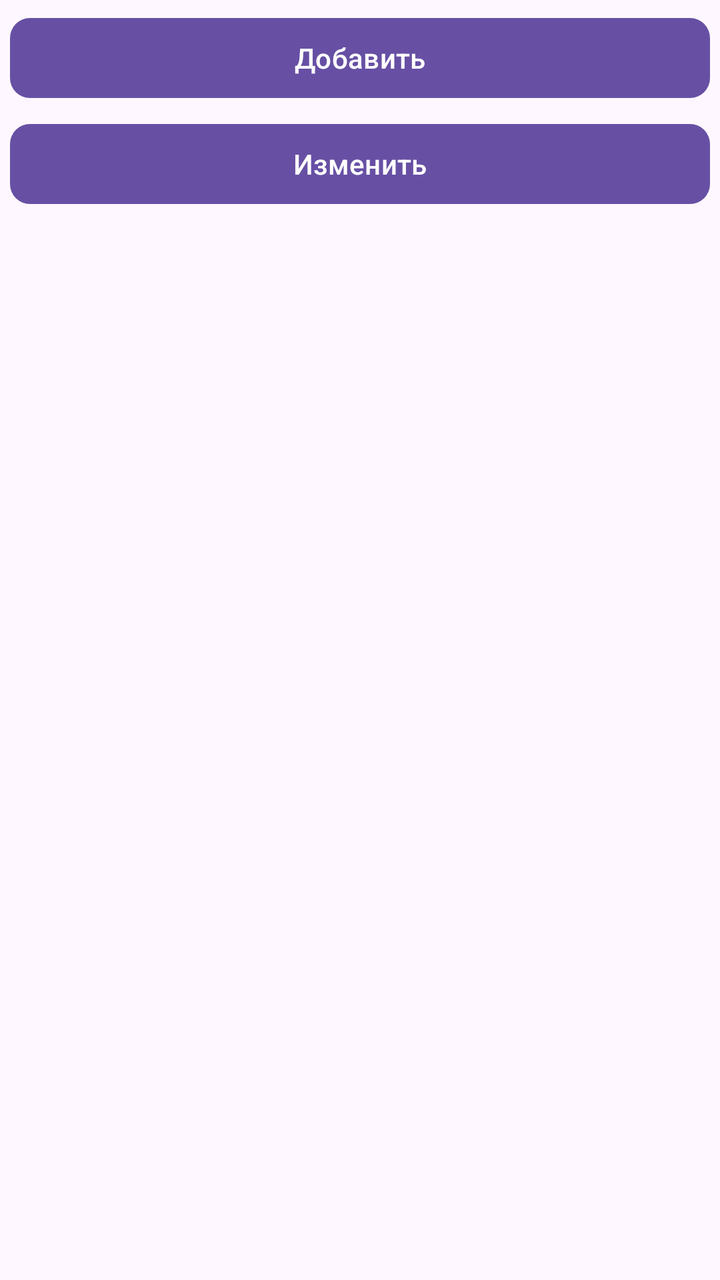
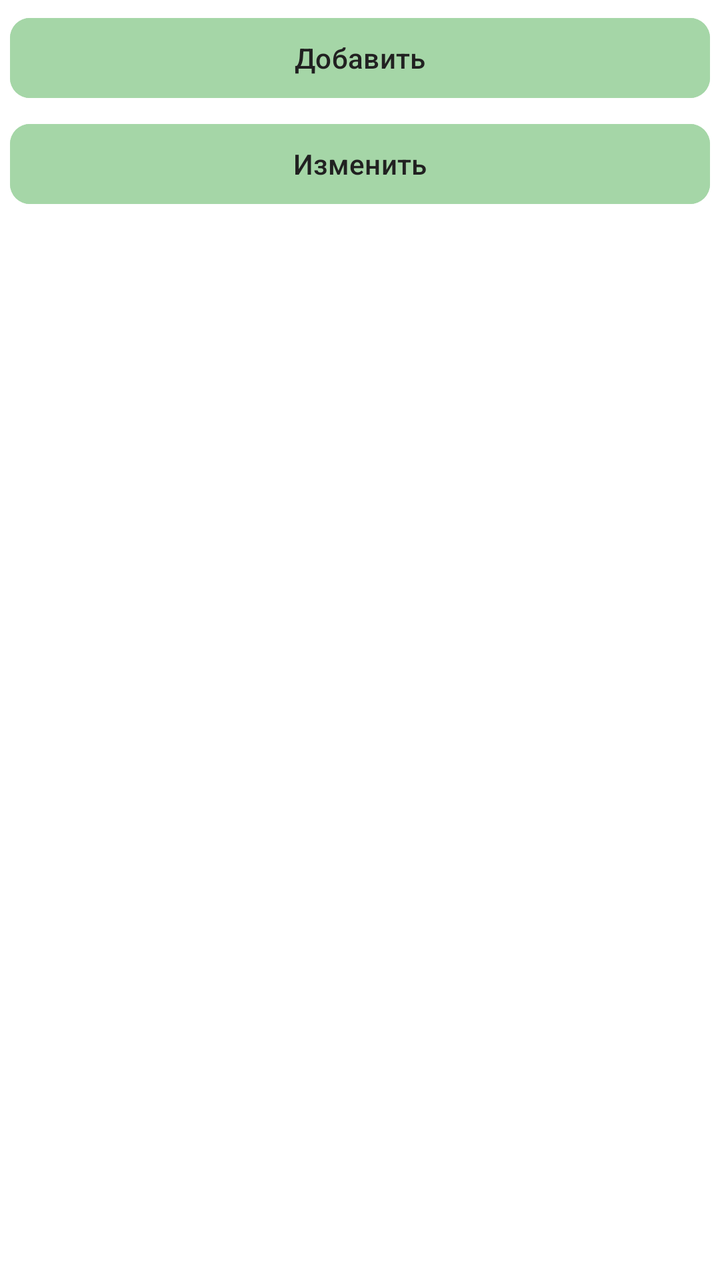

Compare the two renders of this Android layout. The source of the first and the diff that turns it into the second are given below.
<!-- AndroidManifest.xml: application theme Theme.AAC_App -->
<!-- res/layout/fragment_person.xml -->
<?xml version="1.0" encoding="utf-8"?>
<androidx.constraintlayout.widget.ConstraintLayout xmlns:android="http://schemas.android.com/apk/res/android"
    xmlns:tools="http://schemas.android.com/tools"
    android:layout_width="match_parent"
    android:layout_height="match_parent"
    xmlns:app="http://schemas.android.com/apk/res-auto"
    tools:context=".presentation.ui.fragment.PersonFragment">

    <androidx.recyclerview.widget.RecyclerView
        android:id="@+id/recycler_view_person"
        android:layout_width="match_parent"
        android:layout_height="wrap_content"
        app:layout_constraintTop_toTopOf="parent"
        app:layoutManager="androidx.recyclerview.widget.LinearLayoutManager"
        android:orientation="vertical"/>

    <com.google.android.material.button.MaterialButton
        android:id="@+id/button_addPerson"
        android:layout_width="match_parent"
        android:layout_height="wrap_content"
        android:text="Добавить"
        app:cornerRadius="@dimen/big_dimen"
        android:layout_margin="@dimen/small_dimen"
        app:layout_constraintTop_toBottomOf="@id/recycler_view_person"/>

    <com.google.android.material.button.MaterialButton
        android:id="@+id/button_editPerson"
        android:layout_width="match_parent"
        android:layout_height="wrap_content"
        android:text="Изменить"
        app:cornerRadius="@dimen/big_dimen"
        android:layout_margin="@dimen/small_dimen"
        app:layout_constraintTop_toBottomOf="@id/button_addPerson"/>

</androidx.constraintlayout.widget.ConstraintLayout>
<!-- resources referenced by this layout -->
<resources>
  <dimen name="big_dimen">10dp</dimen>
  <dimen name="small_dimen">5dp</dimen>
  <style name="Theme.AAC_App" parent="Base.Theme.AAC_App" />
  <style name="Base.Theme.AAC_App" parent="Theme.Material3.DayNight.NoActionBar">
          
          
      </style>
</resources>

<!-- the commit's change to res/layout/fragment_person.xml (unified diff, before → after) -->
@@ -18,6 +18,7 @@
         android:id="@+id/button_addPerson"
         android:layout_width="match_parent"
         android:layout_height="wrap_content"
+        style="@style/ButtonStyle"
         android:text="Добавить"
         app:cornerRadius="@dimen/big_dimen"
         android:layout_margin="@dimen/small_dimen"
@@ -27,6 +28,7 @@
         android:id="@+id/button_editPerson"
         android:layout_width="match_parent"
         android:layout_height="wrap_content"
+        style="@style/ButtonStyle"
         android:text="Изменить"
         app:cornerRadius="@dimen/big_dimen"
         android:layout_margin="@dimen/small_dimen"
<!-- resource entries referenced after the edit -->
@@ -2,10 +2,22 @@
 <resources>
   <dimen name="big_dimen">10dp</dimen>
   <dimen name="small_dimen">5dp</dimen>
+  <style name="ButtonStyle">
+          <item name="android:backgroundTint">@color/green_200</item>
+          <item name="android:layout_margin">12dp</item>
+          <item name="android:textAllCaps">false</item>
+          <item name="android:textSize">@dimen/big_text_size</item>
+          <item name="android:textColor">@color/grey_900</item>
+      </style>
   <style name="Theme.AAC_App" parent="Base.Theme.AAC_App" />
+  <color name="green_200">#A5D6A7</color>
+  <dimen name="big_text_size">14dp</dimen>
+  <color name="grey_900">#212121</color>
   <style name="Base.Theme.AAC_App" parent="Theme.Material3.DayNight.NoActionBar">
-          
-          
+          <item name="android:statusBarColor">@color/white</item>
+          <item name="android:windowLightStatusBar">true</item>
+          <item name="android:windowBackground">@color/white</item>
       </style>
+  <color name="white">#FFFFFFFF</color>
 </resources>
 
